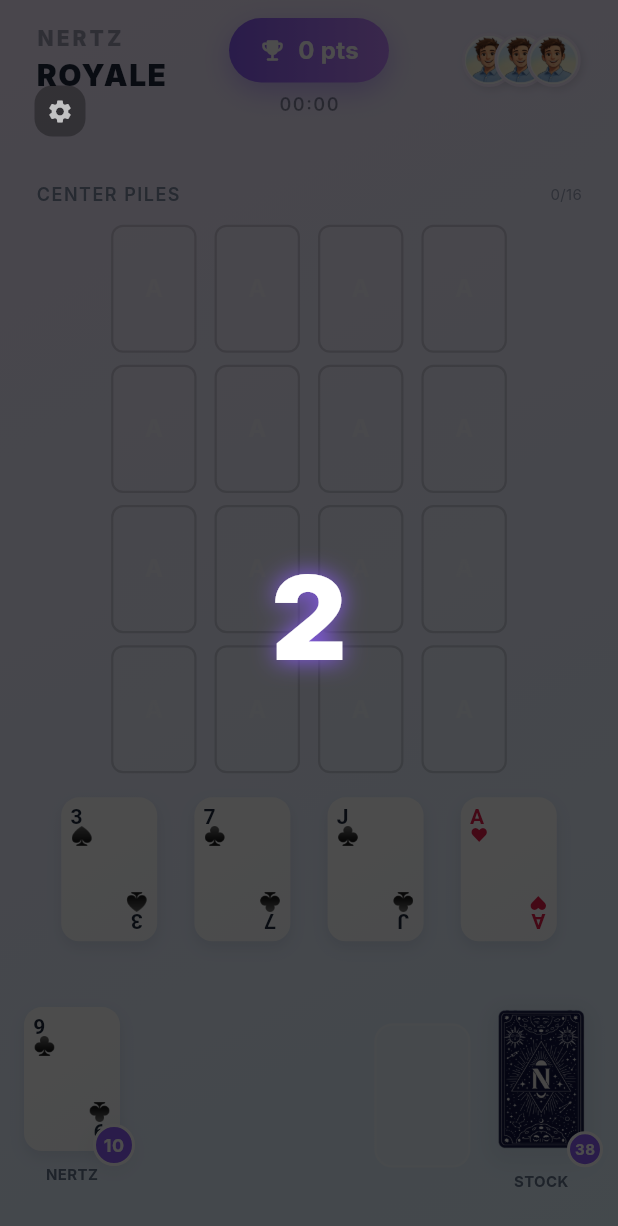
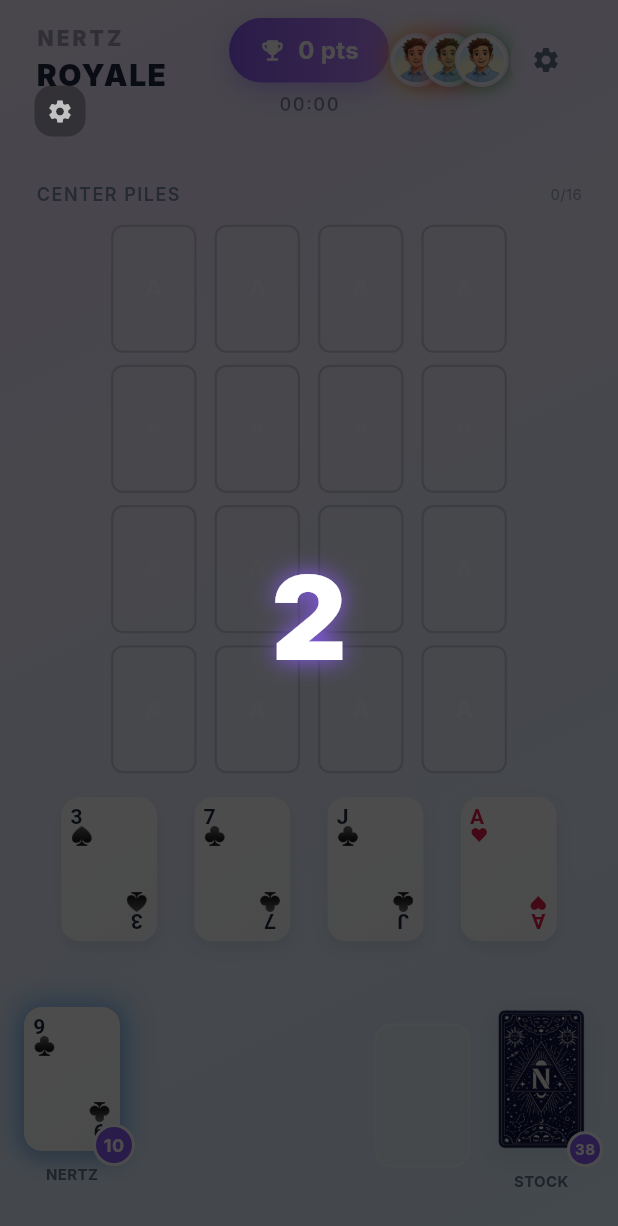
Before and after one commit to alexxtronic/nertzapp, a Flutter app: the screen it shows once a user with an empty profile is signed in, after a tap on "Play Offline", on a phone screen of 412 x 824 dp. Shown: the top 1226 px of the screen. Run offline on Flutter 3.47's test engine with Material 3 defaults, Android fonts, the phone set to English and light mode, and no system bars; our stand-ins replace audioplayers, confetti, flutter_image_compress, flutter_riverpod, image_picker, supabase_flutter; accounts and stored records are empty; network calls fail; Roboto replaces fonts that are missing (Inter, SF Pro Rounded).

Commit message:
Feat: Background music, ping sound, settings dialog

```diff
--- a/lib/engine/game_engine.dart
+++ b/lib/engine/game_engine.dart
@@ -105,7 +105,7 @@ class GameEngine {
     }
 
     // Use the specific pile index the user targeted (no auto-find)
-    gameState.playToCenterPile(card, move.targetPileIndex!);
+    gameState.playToCenterPile(card, move.targetPileIndex!, playerId: player.id);
 
     // Removed automatic win trigger - User must press Nertz Button!
     // if (player.hasEmptiedNertz) {
--- a/lib/main.dart
+++ b/lib/main.dart
@@ -7,6 +7,7 @@ import 'package:flutter/services.dart';
 import 'package:flutter_riverpod/flutter_riverpod.dart';
 
 import 'services/supabase_service.dart';
+import 'services/audio_service.dart';
 import 'ui/theme/game_theme.dart';
 import 'ui/screens/auth_gate.dart';
 import 'ui/screens/lobby_screen.dart'; // Kept if needed later, or remove if unused in main
@@ -20,6 +21,9 @@ Future<void> main() async {
   } catch (e) {
     debugPrint('Supabase init failed: $e. Check config.dart.');
   }
+
+  // Start background music
+  AudioService().startBackgroundMusic();
 
   SystemChrome.setSystemUIOverlayStyle(
     const SystemUiOverlayStyle(
--- a/lib/models/game_state.dart
+++ b/lib/models/game_state.dart
@@ -5,6 +5,7 @@ library;
 import 'card.dart';
 import 'pile.dart';
 import 'player_state.dart';
+import '../utils/player_colors.dart';
 
 /// Current phase of the game
 enum GamePhase {
@@ -121,6 +122,26 @@ class GameState {
     }
 
     phase = GamePhase.playing;
+
+    // Assign player colors if not already assigned (first round)
+    _assignPlayerColors();
+  }
+
+  /// Assign random colors to players who don't have one yet
+  void _assignPlayerColors() {
+    final playerIds = players.keys.toList();
+    final colorAssignments = PlayerColors.assignColors(playerIds);
+
+    for (final playerId in playerIds) {
+      final player = players[playerId]!;
+      // Only assign if player doesn't have a color yet
+      if (player.playerColor == null) {
+        final assignedColor = colorAssignments[playerId]!;
+        players[playerId] = player.copyWith(
+          playerColor: PlayerColors.colorToInt(assignedColor),
+        );
+      }
+    }
   }
 
   /// Find a center pile that can accept this card
@@ -155,10 +176,10 @@ class GameState {
   }
 
   /// Play to a specific center pile (for targeted moves)
-  void playToCenterPile(PlayingCard card, int pileIndex) {
+  void playToCenterPile(PlayingCard card, int pileIndex, {String? playerId}) {
     assert(pileIndex >= 0 && pileIndex < centerPiles.length);
     assert(centerPiles[pileIndex].canAdd(card));
-    centerPiles[pileIndex].push(card);
+    centerPiles[pileIndex].push(card, playerId: playerId);
   }
 
   int countPlayerCardsInCenter(String playerId) {
--- a/lib/models/pile.dart
+++ b/lib/models/pile.dart
@@ -181,14 +181,21 @@ class WastePile extends Pile {
   );
 }
 
-/// Center pile - shared pile built by suit from Ace to King
-/// Generic slot: any Ace can start, then same suit ascending
 class CenterPile extends Pile {
   @override
   final List<PlayingCard> cards;
 
-  CenterPile([List<PlayingCard>? initialCards])
-      : cards = initialCards ?? [];
+  /// Track which player placed the last card (for color glow)
+  String? lastPlayerId;
+
+  /// Track when the last card was placed (for glow fade animation)
+  DateTime? lastPlacedTime;
+
+  CenterPile({
+    List<PlayingCard>? initialCards,
+    this.lastPlayerId,
+    this.lastPlacedTime,
+  }) : cards = initialCards ?? [];
 
   /// The suit of this pile (determined by the first card)
   Suit? get suit => cards.isEmpty ? null : cards.first.suit;
@@ -205,9 +212,11 @@ class CenterPile extends Pile {
   }
 
   /// Add a card to the pile
-  void push(PlayingCard card) {
+  void push(PlayingCard card, {String? playerId}) {
     assert(canAdd(card), 'Invalid move: $card cannot be placed on center pile');
     cards.add(card);
+    lastPlayerId = playerId;
+    lastPlacedTime = DateTime.now();
   }
 
   /// Check if the pile is complete (has all 13 cards)
@@ -224,9 +233,15 @@ class CenterPile extends Pile {
   Map<String, dynamic> toJson() => {
     'type': 'center',
     'cards': cards.map((c) => c.toJson()).toList(),
+    'lastPlayerId': lastPlayerId,
+    'lastPlacedTime': lastPlacedTime?.toIso8601String(),
   };
 
   factory CenterPile.fromJson(Map<String, dynamic> json) => CenterPile(
-    (json['cards'] as List).map((c) => PlayingCard.fromJson(c)).toList(),
+    initialCards: (json['cards'] as List).map((c) => PlayingCard.fromJson(c)).toList(),
+    lastPlayerId: json['lastPlayerId'] as String?,
+    lastPlacedTime: json['lastPlacedTime'] != null
+        ? DateTime.parse(json['lastPlacedTime'] as String)
+        : null,
   );
 }
--- a/lib/models/player_state.dart
+++ b/lib/models/player_state.dart
@@ -20,6 +20,7 @@ class PlayerState {
   final String? avatarUrl;
   final int wins;
   final bool isBot;
+  final int? playerColor; // Stored as ARGB int for JSON serialization
 
   PlayerState({
     required this.id,
@@ -35,6 +36,7 @@ class PlayerState {
     this.avatarUrl,
     this.wins = 0,
     this.isBot = false,
+    this.playerColor,
   });
 
   PlayerRank get rank {
@@ -74,6 +76,7 @@ class PlayerState {
       avatarUrl: avatarUrl,
       wins: wins,
       isBot: isBot,
+      playerColor: null, // Color assigned later by game logic
     );
   }
 
@@ -149,6 +152,7 @@ class PlayerState {
     String? avatarUrl,
     int? wins,
     bool? isBot,
+    int? playerColor,
   }) {
     return PlayerState(
       id: id ?? this.id,
@@ -164,6 +168,7 @@ class PlayerState {
       avatarUrl: avatarUrl ?? this.avatarUrl,
       wins: wins ?? this.wins,
       isBot: isBot ?? this.isBot,
+      playerColor: playerColor ?? this.playerColor,
     );
   }
 
@@ -181,6 +186,7 @@ class PlayerState {
     'avatarUrl': avatarUrl,
     'wins': wins,
     'isBot': isBot,
+    'playerColor': playerColor,
   };
 
   factory PlayerState.fromJson(Map<String, dynamic> json) => PlayerState(
@@ -197,6 +203,7 @@ class PlayerState {
     avatarUrl: json['avatarUrl'] as String?,
     wins: json['wins'] as int? ?? 0,
     isBot: json['isBot'] as bool? ?? false,
+    playerColor: json['playerColor'] as int?,
   );
 }
 
--- a/lib/services/audio_service.dart
+++ b/lib/services/audio_service.dart
@@ -1,6 +1,3 @@
-/// Audio service for Nertz Royale
-/// Handles sound effects for game events
-
 import 'package:audioplayers/audioplayers.dart';
 import 'package:flutter/foundation.dart';
 
@@ -9,6 +6,10 @@ class AudioService {
   factory AudioService() => _instance;
 
   final AudioPlayer _player = AudioPlayer();
+
+  // Dedicated background music player
+  final AudioPlayer _bgMusicPlayer = AudioPlayer();
+  bool _musicEnabled = true;
 
   // Cache players for low latency overlapping sounds
   final List<AudioPlayer> _sfxPool = [];
@@ -21,6 +22,10 @@ class AudioService {
       _sfxPool.add(AudioPlayer());
       _sfxPool[i].setReleaseMode(ReleaseMode.stop);
     }
+
+    // Configure background music player
+    _bgMusicPlayer.setReleaseMode(ReleaseMode.loop);
+    _bgMusicPlayer.setVolume(0.4); // Regular volume (40%)
   }
 
   /// Preload common sounds
@@ -54,9 +59,52 @@ class AudioService {
     }
   }
 
+  /// Start background music
+  Future<void> startBackgroundMusic() async {
+    if (!_musicEnabled) return;
+
+    try {
+      await _bgMusicPlayer.stop();
+      await _bgMusicPlayer.setSource(AssetSource('audio/background.mp3'));
+      await _bgMusicPlayer.resume();
+      debugPrint('🎵 Background music started');
+    } catch (e) {
+      debugPrint('Failed to start background music: $e');
+    }
+  }
+
+  /// Stop background music
+  Future<void> stopBackgroundMusic() async {
+    try {
+      await _bgMusicPlayer.stop();
+      debugPrint('🎵 Background music stopped');
+    } catch (e) {
+      debugPrint('Failed to stop background music: $e');
+    }
+  }
+
+  /// Toggle music on/off
+  Future<void> setMusicEnabled(bool enabled) async {
+    _musicEnabled = enabled;
+    if (enabled) {
+      await startBackgroundMusic();
+    } else {
+      await stopBackgroundMusic();
+    }
+  }
+
+  bool get musicEnabled => _musicEnabled;
+
   /// Shuffle sound
   Future<void> playShuffle() async {
+    debugPrint('🔊 Playing shuffle sound');
     await playSound('audio/shuffle.mp3');
+  }
+
+  /// Countdown sound (3-2-1) - Fixed path to match actual file
+  Future<void> playCountdown() async {
+    debugPrint('🔊 Playing countdown sound');
+    await playSound('audio/Countdown.mp3'); // Capital C
   }
 
   /// Go! sound
@@ -73,4 +121,9 @@ class AudioService {
   Future<void> playApplause() async {
     await playSound('audio/applause.mp3');
   }
+
+  /// Ping sound for center pile placement
+  Future<void> playPing() async {
+    await playSound('audio/ping.mp3');
+  }
 }
--- a/lib/ui/widgets/game_board.dart
+++ b/lib/ui/widgets/game_board.dart
@@ -15,6 +15,8 @@ import '../../engine/move_validator.dart';
 import '../theme/game_theme.dart';
 import 'package:confetti/confetti.dart';
 import '../../services/audio_service.dart';
+import '../../utils/player_colors.dart';
+import 'settings_dialog.dart';
 
 /// Glassy, rounded card for the new aesthetic
 class GlassCard extends StatelessWidget {
@@ -315,7 +317,7 @@ class _GameBoardState extends State<GameBoard> with TickerProviderStateMixin {
       _countdownValue = 3;
     });
 
-    // AudioService().playBeep(); // 3 (Removed per request)
+    AudioService().playCountdown(); // Play countdown sound at start
 
     _countdownTimer?.cancel();
     _countdownTimer = Timer.periodic(const Duration(seconds: 1), (timer) {
@@ -438,11 +440,13 @@ class _GameBoardState extends State<GameBoard> with TickerProviderStateMixin {
 
   /// Reset the stock pile from waste
   void _resetStock() {
-    AudioService().playShuffle();
     final player = currentPlayer;
     if (player == null) return;
     if (!player.stockPile.isEmpty) return; // Only reset if empty
     if (player.wastePile.isEmpty) return;  // Nothing to reset
+
+    // Play shuffle sound only when actually resetting
+    AudioService().playShuffle();
 
     // drawThree when stock is empty will trigger refill in PlayerState
     onMove?.call(Move(
@@ -645,6 +649,13 @@ class _GameBoardState extends State<GameBoard> with TickerProviderStateMixin {
                          border: Border.all(color: GameTheme.background, width: 2), // Space between avatars
                          color: Colors.white,
                          boxShadow: [
+                            // Color glow if player has assigned color
+                            if (opp.playerColor != null)
+                              BoxShadow(
+                                color: (PlayerColors.intToColor(opp.playerColor) ?? Colors.grey).withValues(alpha: 0.6),
+                                blurRadius: 12,
+                                spreadRadius: 2,
+                              ),
                             BoxShadow(
                               color: Colors.black.withValues(alpha: 0.1),
                               blurRadius: 4,
@@ -664,7 +675,24 @@ class _GameBoardState extends State<GameBoard> with TickerProviderStateMixin {
                   );
                 }),
                 // Add a little padding at the end so the last one isn't clipped by the screen edge visually if margin is used
-                if (opponents.isNotEmpty) const SizedBox(width: 8),
+                if (opponents.isNotEmpty) const SizedBox(width: 4),
+
+                // Gear icon positioned below player bubbles
+                Container(
+                  margin: const EdgeInsets.only(left: 4),
+                  decoration: BoxDecoration(
+                    color: GameTheme.background.withValues(alpha: 0.5),
+                    shape: BoxShape.circle,
+                  ),
+                  child: IconButton(
+                    icon: const Icon(Icons.settings, color: GameTheme.textSecondary, size: 20),
+                    onPressed: () {
+                      showSettingsDialog(context);
+                    },
+                    padding: EdgeInsets.zero,
+                    constraints: const BoxConstraints(minWidth: 32, minHeight: 32),
+                  ),
+                ),
               ],
             ),
           ),
@@ -771,11 +799,29 @@ class _GameBoardState extends State<GameBoard> with TickerProviderStateMixin {
 
   Widget _buildCenterPileSlot(int index, double width, double height) {
     final pile = gameState.centerPiles[index];
+
+    // Check if this card was recently placed (within 2 seconds)
+    bool showGlow = false;
+    Color? glowColor;
+
+    if (pile.lastPlacedTime != null && pile.lastPlayerId != null) {
+      final elapsed = DateTime.now().difference(pile.lastPlacedTime!);
+      if (elapsed.inSeconds < 2) {
+        showGlow = true;
+        // Find the player to get their color
+        final player = gameState.getPlayer(pile.lastPlayerId!);
+        if (player?.playerColor != null) {
+          glowColor = PlayerColors.intToColor(player!.playerColor);
+        }
+      }
+    }
+
     return DragTarget<PlayingCard>(
       onWillAcceptWithDetails: (details) {
         return pile.canAdd(details.data);
       },
       onAcceptWithDetails: (details) {
+        AudioService().playPing(); // Play ping sound
         onMove?.call(Move(
           type: MoveType.toCenter,
           playerId: currentPlayerId,
@@ -798,6 +844,19 @@ class _GameBoardState extends State<GameBoard> with TickerProviderStateMixin {
               color: Colors.black.withValues(alpha: 0.15),
               width: 1.5,
             ),
+            // Add color glow if recently placed
+            boxShadow: showGlow && glowColor != null ? [
+              BoxShadow(
+                color: glowColor.withValues(alpha: 0.8),
+                blurRadius: 12,
+                spreadRadius: 3,
+              ),
+              BoxShadow(
+                color: glowColor.withValues(alpha: 0.4),
+                blurRadius: 20,
+                spreadRadius: 6,
+              ),
+            ] : null,
           ),
 
           child: pile.isEmpty
@@ -858,7 +917,21 @@ class _GameBoardState extends State<GameBoard> with TickerProviderStateMixin {
                 : Stack(
                     clipBehavior: Clip.none,
                     children: [
-                      Draggable<PlayingCard>(
+                      Container(
+                        decoration: BoxDecoration(
+                          borderRadius: BorderRadius.circular(GameTheme.cardRadius),
+                          // Add player color glow
+                          boxShadow: [
+                            if (player.playerColor != null)
+                              BoxShadow(
+                                color: (PlayerColors.intToColor(player.playerColor) ?? Colors.grey).withValues(alpha: 0.5),
+                                blurRadius: 16,
+                                spreadRadius: 4,
+                              ),
+                            ...GameTheme.softShadow,
+                          ],
+                        ),
+                        child: Draggable<PlayingCard>(
                           data: player.nertzPile.cards.last,
                           feedback: Material(
                             color: Colors.transparent,
@@ -872,6 +945,7 @@ class _GameBoardState extends State<GameBoard> with TickerProviderStateMixin {
                             child: GlassCard(card: player.nertzPile.cards.last),
                           ),
                           child: GlassCard(card: player.nertzPile.cards.last),
+                        ),
                       ),
                       Positioned(
                         bottom: -10,
--- /dev/null
+++ b/lib/utils/player_colors.dart
@@ -0,0 +1,55 @@
+/// Player color utilities for Nertz Royale
+/// Handles color assignment and conversion for player identification
+
+import 'dart:math';
+import 'package:flutter/material.dart';
+
+class PlayerColors {
+  // Available player colors
+  static const Color blue = Color(0xFF2196F3);
+  static const Color red = Color(0xFFF44336);
+  static const Color green = Color(0xFF4CAF50);
+  static const Color orange = Color(0xFFFF9800);
+
+  static const List<Color> availableColors = [blue, red, green, orange];
+
+  /// Convert Color to int for JSON serialization
+  static int colorToInt(Color color) => color.value; // ignore: deprecated_member_use
+
+  /// Convert int to Color from JSON
+  static Color? intToColor(int? colorInt) {
+    if (colorInt == null) return null;
+    return Color(colorInt);
+  }
+
+  /// Get a random player color
+  static Color getRandomColor(Random? random) {
+    final rng = random ?? Random();
+    return availableColors[rng.nextInt(availableColors.length)];
+  }
+
+  /// Assign colors to players, ensuring no duplicates if possible
+  static Map<String, Color> assignColors(List<String> playerIds, {Random? random}) {
+    final rng = random ?? Random();
+    final assignments = <String, Color>{};
+    final usedColors = <Color>[];
+
+    for (final playerId in playerIds) {
+      Color selectedColor;
+
+      if (usedColors.length < availableColors.length) {
+        // Pick from unused colors
+        final available = availableColors.where((c) => !usedColors.contains(c)).toList();
+        selectedColor = available[rng.nextInt(available.length)];
+      } else {
+        // All colors used, pick any
+        selectedColor = availableColors[rng.nextInt(availableColors.length)];
+      }
+
+      assignments[playerId] = selectedColor;
+      usedColors.add(selectedColor);
+    }
+
+    return assignments;
+  }
+}
```
Also changed, not shown: lib/ui/widgets/settings_dialog.dart (added, +53 -0 lines), 3 other files. Lines whose indentation alone changed are shown as unchanged.
